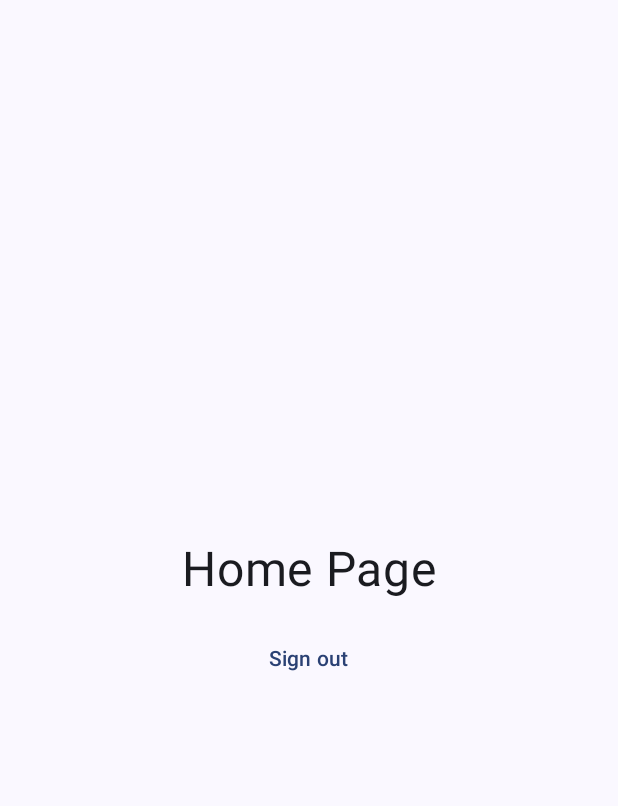
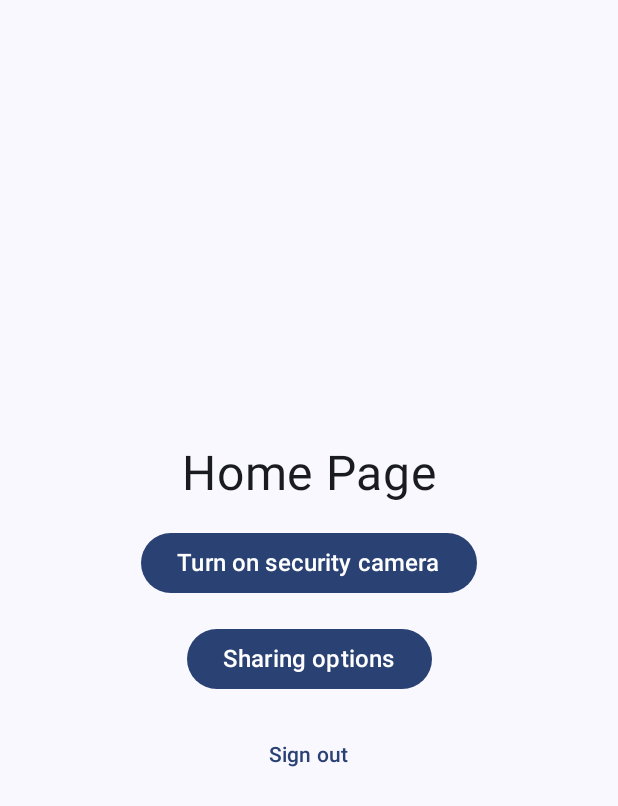
Before and after one commit to Matoxik/security-camera, an Android app built with Jetpack Compose: the HomePage screen opened through its navigation route, on a phone screen of 412 x 824 dp. Shown: the top 806 px of the screen. Run offline under Robolectric (Android 15) with nearby library versions, the phone set to English and light mode, and no system bars; our stand-ins replace Firebase (no records; nobody signed in at launch, a user with empty details on screens opened directly); libraries missing offline, so code that uses them is left out: androidx.camera.core, androidx.camera.lifecycle, androidx.camera.view, com.google.mlkit.vision.

Commit message:
feat(camera): implement human detection using CameraX and MLKit, counter animation and permissions handling

```diff
--- a/app/build.gradle.kts
+++ b/app/build.gradle.kts
@@ -57,6 +57,7 @@ dependencies {
     implementation(libs.androidx.camera.camera2)
     implementation(libs.androidx.camera.lifecycle)
     implementation(libs.androidx.camera.view)
+    implementation (libs.guava)
 
     // Glide for image loading
     implementation (libs.github.glide)
--- a/app/src/main/java/com/macieandrz/securitycamera/MainActivity.kt
+++ b/app/src/main/java/com/macieandrz/securitycamera/MainActivity.kt
@@ -1,21 +1,36 @@
 package com.macieandrz.securitycamera
 
+import android.Manifest
 import android.os.Bundle
 import androidx.activity.ComponentActivity
 import androidx.activity.compose.setContent
 import androidx.activity.enableEdgeToEdge
 import androidx.activity.viewModels
+import androidx.compose.foundation.layout.Box
+import androidx.compose.foundation.layout.Column
 import androidx.compose.foundation.layout.fillMaxSize
 import androidx.compose.foundation.layout.padding
+import androidx.compose.material3.Button
 import androidx.compose.material3.Scaffold
 import androidx.compose.material3.Text
-import androidx.compose.runtime.Composable
+import androidx.compose.runtime.getValue
+import androidx.compose.runtime.mutableStateOf
+import androidx.compose.runtime.remember
+import androidx.compose.runtime.setValue
 import androidx.compose.ui.Modifier
-import androidx.compose.ui.tooling.preview.Preview
+import com.google.accompanist.permissions.ExperimentalPermissionsApi
+import com.google.accompanist.permissions.rememberMultiplePermissionsState
 import com.macieandrz.securitycamera.ui.theme.SecurityCameraTheme
+import com.macieandrz.securitycamera.viewModels.AuthViewModel
+import com.macieandrz.securitycamera.pages.*
+import com.macieandrz.securitycamera.viewModels.CameraViewModel
+
+
 
 class MainActivity : ComponentActivity() {
-   val authViewModel : AuthViewModel by viewModels()
+   private val authViewModel by viewModels<AuthViewModel>()
+    private val cameraViewModel by viewModels<CameraViewModel>()
+
 
     override fun onCreate(savedInstanceState: Bundle?) {
         super.onCreate(savedInstanceState)
@@ -23,10 +38,13 @@ class MainActivity : ComponentActivity() {
         setContent {
             SecurityCameraTheme {
                 Scaffold(modifier = Modifier.fillMaxSize()) { innerPadding ->
-                     MyAppNavigation(
-                         modifier = Modifier.padding(innerPadding),
-                         authViewModel = authViewModel
-                     )
+
+                    MyAppNavigation(
+                        modifier = Modifier.padding(innerPadding),
+                        authViewModel = authViewModel,
+                        cameraViewModel = cameraViewModel
+                    )
+
                 }
             }
         }
--- a/app/src/main/java/com/macieandrz/securitycamera/MyAppNavigation.kt
+++ b/app/src/main/java/com/macieandrz/securitycamera/MyAppNavigation.kt
@@ -5,15 +5,19 @@ import androidx.compose.ui.Modifier
 import androidx.navigation.compose.NavHost
 import androidx.navigation.compose.composable
 import androidx.navigation.compose.rememberNavController
+import com.macieandrz.securitycamera.pages.CameraPage
+import com.macieandrz.securitycamera.pages.CameraRoute
 import com.macieandrz.securitycamera.pages.HomePage
 import com.macieandrz.securitycamera.pages.HomeRoute
 import com.macieandrz.securitycamera.pages.LoginPage
 import com.macieandrz.securitycamera.pages.LoginRoute
 import com.macieandrz.securitycamera.pages.SignupPage
 import com.macieandrz.securitycamera.pages.SignupRoute
+import com.macieandrz.securitycamera.viewModels.AuthViewModel
+import com.macieandrz.securitycamera.viewModels.CameraViewModel
 
 @Composable
-fun MyAppNavigation(modifier: Modifier = Modifier, authViewModel: AuthViewModel) {
+fun MyAppNavigation(modifier: Modifier = Modifier, authViewModel: AuthViewModel, cameraViewModel: CameraViewModel) {
     val navController = rememberNavController()
 
     NavHost(
@@ -28,5 +32,8 @@ fun MyAppNavigation(modifier: Modifier = Modifier, authViewModel: AuthViewModel)
         composable<HomeRoute> {
             HomePage(modifier, navController, authViewModel)
         }
+        composable<CameraRoute> {
+            CameraPage(modifier, navController, cameraViewModel)
         }
     }
+}
--- a/app/src/main/java/com/macieandrz/securitycamera/pages/HomePage.kt
+++ b/app/src/main/java/com/macieandrz/securitycamera/pages/HomePage.kt
@@ -5,6 +5,7 @@ import androidx.compose.foundation.layout.Column
 import androidx.compose.foundation.layout.Spacer
 import androidx.compose.foundation.layout.fillMaxSize
 import androidx.compose.foundation.layout.height
+import androidx.compose.material3.Button
 import androidx.compose.material3.Text
 import androidx.compose.material3.TextButton
 import androidx.compose.runtime.Composable
@@ -15,8 +16,8 @@ import androidx.compose.ui.Modifier
 import androidx.compose.ui.unit.dp
 import androidx.compose.ui.unit.sp
 import androidx.navigation.NavController
-import com.macieandrz.securitycamera.AuthState
-import com.macieandrz.securitycamera.AuthViewModel
+import com.macieandrz.securitycamera.viewModels.AuthState
+import com.macieandrz.securitycamera.viewModels.AuthViewModel
 import kotlinx.serialization.Serializable
 
 @Serializable
@@ -44,13 +45,40 @@ fun HomePage(modifier: Modifier = Modifier,
 
         Spacer(modifier = Modifier.height(16.dp))
 
+        //Go to camera page
+        Button(
+            onClick = {
+           navController.navigate(CameraRoute)
+            }
+        ) {
+            Text(
+                text = "Turn on security camera",
+                fontSize = 16.sp
+            )
+        }
+        Spacer(modifier = Modifier.height(16.dp))
+
+        // Go to database page
+        Button(
+            onClick = {
+
+            }
+        ) {
+            Text(
+                text = "Sharing options",
+                fontSize = 16.sp
+            )
+        }
+        Spacer(modifier = Modifier.height(16.dp))
 
 
         TextButton(onClick = {
         authViewModel.signout()
     }) {
         Text(text = "Sign out")
-    } }
+    }
+
+    }
 
 
 
--- a/app/src/main/java/com/macieandrz/securitycamera/pages/LoginPage.kt
+++ b/app/src/main/java/com/macieandrz/securitycamera/pages/LoginPage.kt
@@ -24,14 +24,13 @@ import androidx.compose.runtime.setValue
 import androidx.compose.ui.Alignment
 import androidx.compose.ui.Modifier
 import androidx.compose.ui.platform.LocalContext
-import androidx.compose.ui.res.painterResource
 import androidx.compose.ui.text.input.PasswordVisualTransformation
 import androidx.compose.ui.text.style.TextAlign
 import androidx.compose.ui.unit.dp
 import androidx.compose.ui.unit.sp
 import androidx.navigation.NavController
-import com.macieandrz.securitycamera.AuthState
-import com.macieandrz.securitycamera.AuthViewModel
+import com.macieandrz.securitycamera.viewModels.AuthState
+import com.macieandrz.securitycamera.viewModels.AuthViewModel
 import androidx.compose.material.icons.Icons
 import androidx.compose.material.icons.filled.Visibility
 import androidx.compose.material.icons.filled.VisibilityOff
--- a/app/src/main/java/com/macieandrz/securitycamera/pages/SignupPage.kt
+++ b/app/src/main/java/com/macieandrz/securitycamera/pages/SignupPage.kt
@@ -31,8 +31,8 @@ import androidx.compose.ui.text.input.VisualTransformation
 import androidx.compose.ui.unit.dp
 import androidx.compose.ui.unit.sp
 import androidx.navigation.NavController
-import com.macieandrz.securitycamera.AuthState
-import com.macieandrz.securitycamera.AuthViewModel
+import com.macieandrz.securitycamera.viewModels.AuthState
+import com.macieandrz.securitycamera.viewModels.AuthViewModel
 import kotlinx.serialization.Serializable
 
 @Serializable
--- a/app/src/main/java/com/macieandrz/securitycamera/AuthViewModel.kt
+++ b/app/src/main/java/com/macieandrz/securitycamera/viewModels/AuthViewModel.kt
@@ -1,4 +1,4 @@
-package com.macieandrz.securitycamera
+package com.macieandrz.securitycamera.viewModels
 
 import androidx.lifecycle.ViewModel
 import androidx.lifecycle.viewModelScope
@@ -55,7 +55,8 @@ class AuthViewModel : ViewModel() {
             }
 
             if (repeatPassword != password) {
-                _authState.value = AuthState.Error("Password and repeated password are not the same")
+                _authState.value =
+                    AuthState.Error("Password and repeated password are not the same")
                 return@launch
             }
 
--- /dev/null
+++ b/app/src/main/java/com/macieandrz/securitycamera/viewModels/CameraViewModel.kt
@@ -0,0 +1,114 @@
+package com.macieandrz.securitycamera.viewModels
+
+import androidx.lifecycle.ViewModel
+import androidx.camera.core.ImageAnalysis
+import androidx.camera.core.Preview
+import androidx.camera.core.CameraSelector
+import androidx.camera.lifecycle.ProcessCameraProvider
+import androidx.camera.view.PreviewView
+import androidx.lifecycle.viewModelScope
+import kotlinx.coroutines.launch
+import android.content.Context
+import android.util.Log
+import androidx.annotation.OptIn
+import androidx.camera.core.ExperimentalGetImage
+import androidx.compose.runtime.mutableStateOf
+import androidx.concurrent.futures.await
+import java.util.concurrent.Executor
+import java.util.concurrent.Executors
+import com.google.mlkit.vision.pose.defaults.PoseDetectorOptions
+import com.google.mlkit.vision.pose.PoseDetection
+import com.google.mlkit.vision.pose.PoseDetector
+import androidx.lifecycle.LifecycleOwner
+import com.google.android.gms.tasks.Tasks
+import com.google.mlkit.vision.common.InputImage
+import java.util.concurrent.TimeUnit
+
+class CameraViewModel : ViewModel() {
+
+    // Executors
+    private val cameraExecutor: Executor = Executors.newSingleThreadExecutor()
+    private val mlExecutor: Executor = Executors.newSingleThreadExecutor()
+
+    // Pose detection
+    private val poseDetectionOptions: PoseDetectorOptions = PoseDetectorOptions.Builder()
+        .setDetectorMode(PoseDetectorOptions.SINGLE_IMAGE_MODE)
+        .setExecutor(mlExecutor)
+        .build()
+
+    private val poseDetector: PoseDetector = PoseDetection.getClient(poseDetectionOptions)
+
+    // CameraX
+    private val imageAnalysis: ImageAnalysis = ImageAnalysis.Builder().build()
+    private val preview: Preview = Preview.Builder().build()
+
+    // State
+    val isHumanDetected = mutableStateOf("")
+    val detectionHistory = ArrayDeque<Boolean>(10)
+
+
+    @OptIn(ExperimentalGetImage::class)
+    fun startCamera(
+        context: Context,
+        lifecycleOwner: LifecycleOwner,
+        previewView: PreviewView,
+        onPoseDetected: (String) -> Unit
+    ) {
+        viewModelScope.launch {
+            val cameraProvider = ProcessCameraProvider.getInstance(context).await()
+            val cameraSelector = CameraSelector.Builder().requireLensFacing(CameraSelector.LENS_FACING_BACK).build()
+
+            val useCaseGroup = androidx.camera.core.UseCaseGroup.Builder()
+                .addUseCase(imageAnalysis)
+                .addUseCase(preview)
+                .apply { previewView.viewPort?.let { setViewPort(it) } }
+                .build()
+
+            cameraProvider.unbindAll()
+            cameraProvider.bindToLifecycle(lifecycleOwner, cameraSelector, useCaseGroup)
+
+            preview.setSurfaceProvider(previewView.surfaceProvider)
+
+            imageAnalysis.setAnalyzer(cameraExecutor) { imageProxy ->
+                val mediaImage = imageProxy.image
+                if (mediaImage != null) {
+                    val inputImage = InputImage.fromMediaImage(
+                        mediaImage,
+                        imageProxy.imageInfo.rotationDegrees
+                    )
+
+                    try {
+                        val poseDetectorTask = poseDetector.process(inputImage)
+                        val poseResult = Tasks.await(poseDetectorTask, 5L, TimeUnit.SECONDS)
+
+                        // Process the pose result
+                        val isHuman = poseResult.allPoseLandmarks.isNotEmpty()
+                        if (detectionHistory.size >= 10) detectionHistory.removeFirst()
+                        detectionHistory.addLast(isHuman)
+
+                        val humanDetected = if (detectionHistory.count { it } > 5) {
+                            "Human found"
+                        } else {
+                            "Human not found"
+                        }
+                        isHumanDetected.value = humanDetected
+                        onPoseDetected(humanDetected)
+
+                    } catch (e: Exception) {
+                        Log.e("DEBUG", "Task exc: ${e.message}")
+                    } finally {
+                        imageProxy.close()
+                    }
+                } else {
+                    imageProxy.close()
+                }
+            }
+        }
+    }
+
+
+    override fun onCleared() {
+        super.onCleared()
+        poseDetector.close()
+    }
+}
--- a/gradle/libs.versions.toml
+++ b/gradle/libs.versions.toml
@@ -7,6 +7,7 @@ compiler = "4.14.2"
 concurrentFuturesKtx = "1.2.0"
 converterMoshi = "2.4.0"
 glideVersion = "4.14.2"
+guava = "32.1.3-android"
 kotlin = "2.0.20"
 coreKtx = "1.15.0"
 junit = "4.13.2"
@@ -49,6 +50,7 @@ converter-moshi = { module = "com.squareup.retrofit2:converter-moshi", version.r
 firebase-auth = { module = "com.google.firebase:firebase-auth" }
 firebase-firestore = { module = "com.google.firebase:firebase-firestore" }
 github-glide = { module = "com.github.bumptech.glide:glide", version.ref = "glideVersion" }
+guava = { module = "com.google.guava:guava", version.ref = "guava" }
 junit = { group = "junit", name = "junit", version.ref = "junit" }
 androidx-junit = { group = "androidx.test.ext", name = "junit", version.ref = "junitVersion" }
 androidx-espresso-core = { group = "androidx.test.espresso", name = "espresso-core", version.ref = "espressoCore" }
```
Also changed, not shown: app/src/main/AndroidManifest.xml (+7 -0 lines), app/src/main/java/com/macieandrz/securitycamera/pages/CameraPage.kt (added, +233 -0 lines). Lines whose indentation alone changed are shown as unchanged.
